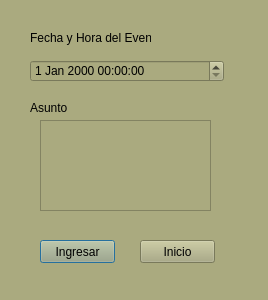
TellaCampos/proyecto-escuela, file agenmaestros.ui: the form before one commit.
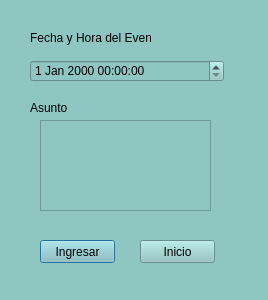
The form after the commit.

```diff
--- a/agenmaestros.ui
+++ b/agenmaestros.ui
@@ -14,7 +14,7 @@
    <string>Dialog</string>
   </property>
   <property name="styleSheet">
-   <string notr="true">background-color: rgb(170, 170, 127);</string>
+   <string notr="true">background-color: rgb(143, 198, 194);</string>
   </property>
   <widget class="QLabel" name="label">
    <property name="geometry">
```
